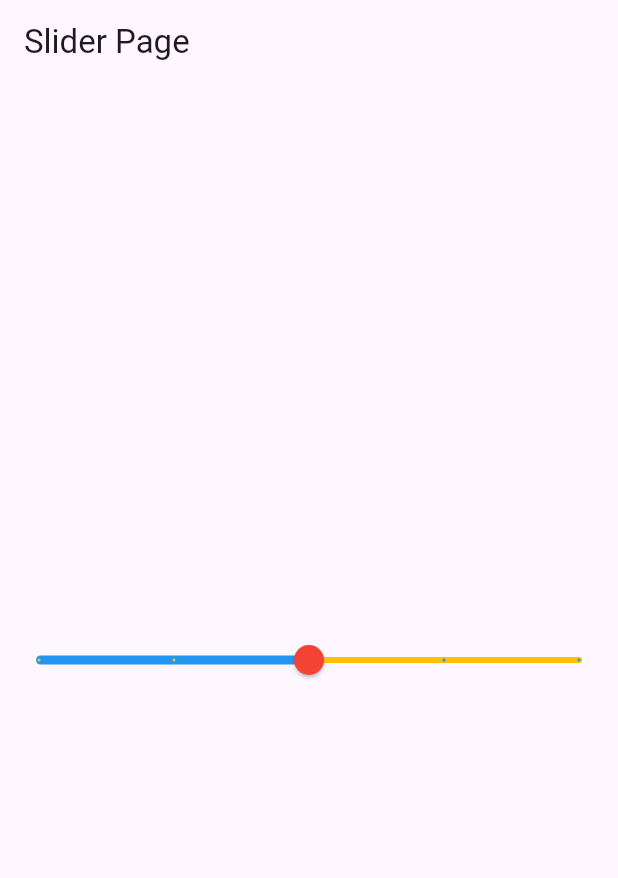
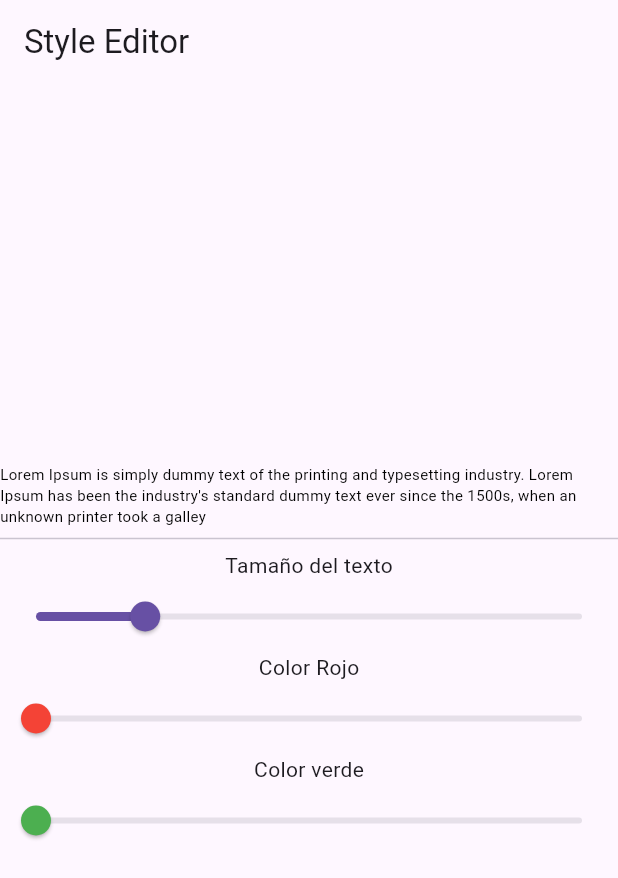
Before and after one commit to fr4nsgallegos/imcappg14, a Flutter app: the screen it shows after launch, on a phone screen of 412 x 824 dp. Shown: the top 878 px of the screen. Run offline on Flutter 3.47's test engine with Material 3 defaults, Android fonts, the phone set to English and light mode, and no system bars.

Commit message:
crea un funacion que me devuelva el texto con el slider para pasarle parametror3

```diff
--- a/lib/main.dart
+++ b/lib/main.dart
@@ -1,8 +1,9 @@
 import 'package:flutter/material.dart';
-import 'package:imcappg14/pages/home_page.dart';
+import 'package:imcappg14/pages/example_page.dart';
+import 'package:imcappg14/pages/imc_page.dart';
 import 'package:imcappg14/pages/richtext_page.dart';
 import 'package:imcappg14/pages/slider_page.dart';
 
 void main() {
-  runApp(MaterialApp(home: SliderPage(), debugShowCheckedModeBanner: false));
+  runApp(MaterialApp(home: ExamplePage(), debugShowCheckedModeBanner: false));
 }
--- /dev/null
+++ b/lib/pages/example_page.dart
@@ -0,0 +1,74 @@
+import 'package:flutter/material.dart';
+
+class ExamplePage extends StatefulWidget {
+  const ExamplePage({super.key});
+
+  @override
+  State<ExamplePage> createState() => _ExamplePageState();
+}
+
+class _ExamplePageState extends State<ExamplePage> {
+  double textSize = 10;
+  double red = 0, green = 0, blue = 0, opacity = 1.0;
+  @override
+  Widget build(BuildContext context) {
+    return Scaffold(
+      appBar: AppBar(title: Text("Style Editor")),
+      body: Center(
+        child: Column(
+          mainAxisSize: MainAxisSize.min,
+          children: [
+            Text(
+              "Lorem Ipsum is simply dummy text of the printing and typesetting industry. Lorem Ipsum has been the industry's standard dummy text ever since the 1500s, when an unknown printer took a galley",
+              style: TextStyle(
+                fontSize: textSize,
+                color: Color.fromRGBO(
+                  red.toInt(),
+                  green.toInt(),
+                  blue.toInt(),
+                  opacity,
+                ),
+              ),
+            ),
+            Divider(),
+            Text("Tamaño del texto"),
+            Slider(
+              max: 30,
+              min: 5,
+              value: textSize,
+              onChanged: (v) {
+                setState(() {
+                  textSize = v;
+                });
+              },
+            ),
+            Text("Color Rojo"),
+            Slider(
+              max: 255,
+              min: 0,
+              value: red,
+              activeColor: Colors.red,
+              onChanged: (v) {
+                setState(() {
+                  red = v;
+                });
+              },
+            ),
+            Text("Color verde"),
+            Slider(
+              max: 255,
+              min: 0,
+              value: green,
+              activeColor: Colors.green,
+              onChanged: (v) {
+                setState(() {
+                  green = v;
+                });
+              },
+            ),
+          ],
+        ),
+      ),
+    );
+  }
+}
```
Also changed, not shown: lib/pages/imc_page.dart (renamed from lib/pages/home_page.dart).
